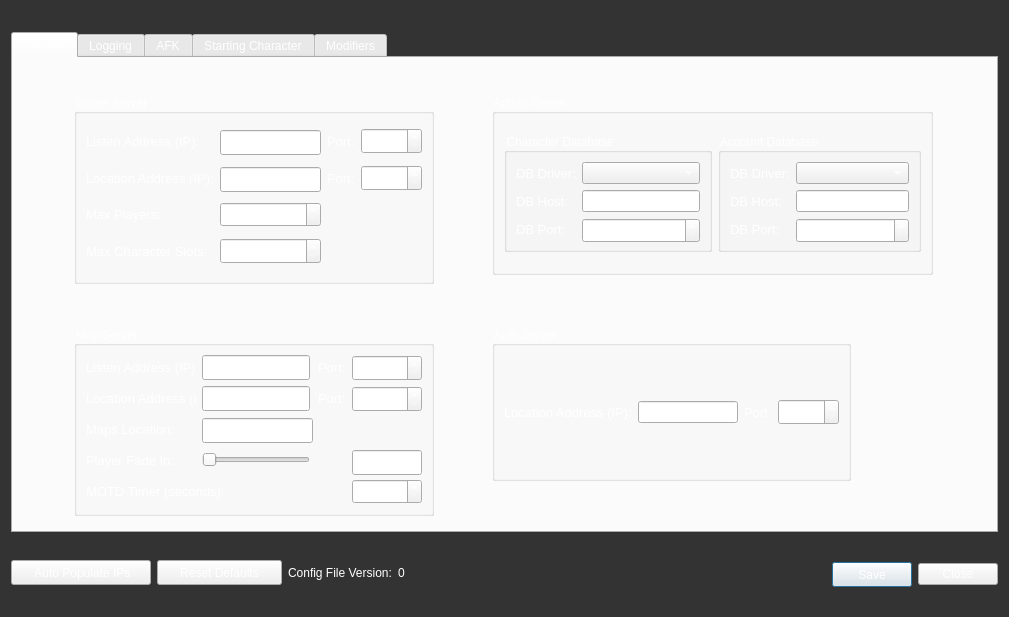
Above: Utilities/SEGSAdmin/SettingsDialog.ui from Segs/Segs before the change. Below: the same form after it.
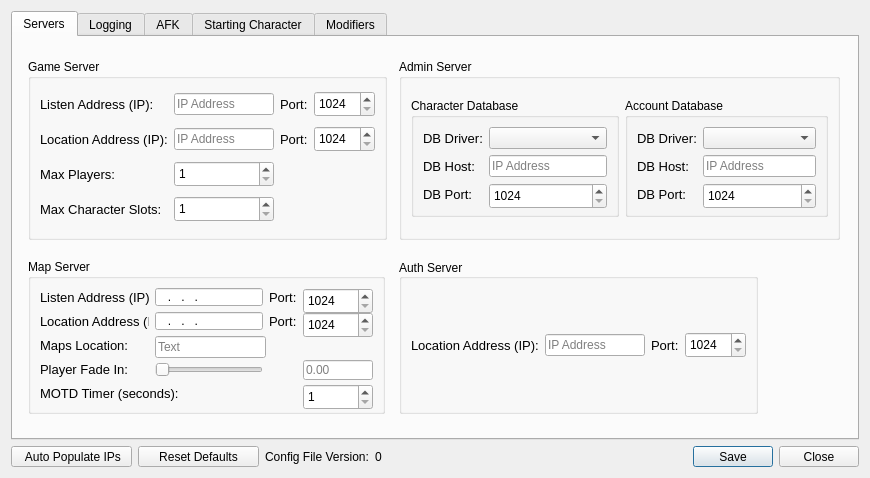
That is the form after the change. The open tabs and pages were chosen to show the change. Icons and pictures are not drawn.

```diff
--- a/Utilities/SEGSAdmin/SettingsDialog.ui
+++ b/Utilities/SEGSAdmin/SettingsDialog.ui
@@ -9,195 +9,20 @@
    <rect>
     <x>0</x>
     <y>0</y>
-    <width>1009</width>
-    <height>617</height>
+    <width>870</width>
+    <height>478</height>
    </rect>
   </property>
-  <property name="palette">
-   <palette>
-    <active>
-     <colorrole role="WindowText">
-      <brush brushstyle="SolidPattern">
-       <color alpha="255">
-        <red>255</red>
-        <green>255</green>
-        <blue>255</blue>
-       </color>
-      </brush>
-     </colorrole>
-     <colorrole role="Text">
-      <brush brushstyle="SolidPattern">
-       <color alpha="255">
-        <red>255</red>
-        <green>255</green>
-        <blue>255</blue>
-       </color>
-      </brush>
-     </colorrole>
-     <colorrole role="ButtonText">
-      <brush brushstyle="SolidPattern">
-       <color alpha="255">
-        <red>255</red>
-        <green>255</green>
-        <blue>255</blue>
-       </color>
-      </brush>
-     </colorrole>
-     <colorrole role="Base">
-      <brush brushstyle="SolidPattern">
-       <color alpha="255">
-        <red>30</red>
-        <green>30</green>
-        <blue>30</blue>
-       </color>
-      </brush>
-     </colorrole>
-     <colorrole role="Window">
-      <brush brushstyle="SolidPattern">
-       <color alpha="255">
-        <red>51</red>
-        <green>51</green>
-        <blue>51</blue>
-       </color>
-      </brush>
-     </colorrole>
-     <colorrole role="PlaceholderText">
-      <brush brushstyle="SolidPattern">
-       <color alpha="255">
-        <red>255</red>
-        <green>255</green>
-        <blue>255</blue>
-       </color>
-      </brush>
-     </colorrole>
-    </active>
-    <inactive>
-     <colorrole role="WindowText">
-      <brush brushstyle="SolidPattern">
-       <color alpha="255">
-        <red>255</red>
-        <green>255</green>
-        <blue>255</blue>
-       </color>
-      </brush>
-     </colorrole>
-     <colorrole role="Text">
-      <brush brushstyle="SolidPattern">
-       <color alpha="255">
-        <red>255</red>
-        <green>255</green>
-        <blue>255</blue>
-       </color>
-      </brush>
-     </colorrole>
-     <colorrole role="ButtonText">
-      <brush brushstyle="SolidPattern">
-       <color alpha="255">
-        <red>255</red>
-        <green>255</green>
-        <blue>255</blue>
-       </color>
-      </brush>
-     </colorrole>
-     <colorrole role="Base">
-      <brush brushstyle="SolidPattern">
-       <color alpha="255">
-        <red>30</red>
-        <green>30</green>
-        <blue>30</blue>
-       </color>
-      </brush>
-     </colorrole>
-     <colorrole role="Window">
-      <brush brushstyle="SolidPattern">
-       <color alpha="255">
-        <red>51</red>
-        <green>51</green>
-        <blue>51</blue>
-       </color>
-      </brush>
-     </colorrole>
-     <colorrole role="PlaceholderText">
-      <brush brushstyle="SolidPattern">
-       <color alpha="255">
-        <red>255</red>
-        <green>255</green>
-        <blue>255</blue>
-       </color>
-      </brush>
-     </colorrole>
-    </inactive>
-    <disabled>
-     <colorrole role="WindowText">
-      <brush brushstyle="SolidPattern">
-       <color alpha="255">
-        <red>255</red>
-        <green>255</green>
-        <blue>255</blue>
-       </color>
-      </brush>
-     </colorrole>
-     <colorrole role="Text">
-      <brush brushstyle="SolidPattern">
-       <color alpha="255">
-        <red>255</red>
-        <green>255</green>
-        <blue>255</blue>
-       </color>
-      </brush>
-     </colorrole>
-     <colorrole role="ButtonText">
-      <brush brushstyle="SolidPattern">
-       <color alpha="255">
-        <red>255</red>
-        <green>255</green>
-        <blue>255</blue>
-       </color>
-      </brush>
-     </colorrole>
-     <colorrole role="Base">
-      <brush brushstyle="SolidPattern">
-       <color alpha="255">
-        <red>51</red>
-        <green>51</green>
-        <blue>51</blue>
-       </color>
-      </brush>
-     </colorrole>
-     <colorrole role="Window">
-      <brush brushstyle="SolidPattern">
-       <color alpha="255">
-        <red>51</red>
-        <green>51</green>
-        <blue>51</blue>
-       </color>
-      </brush>
-     </colorrole>
-     <colorrole role="PlaceholderText">
-      <brush brushstyle="SolidPattern">
-       <color alpha="255">
-        <red>255</red>
-        <green>255</green>
-        <blue>255</blue>
-       </color>
-      </brush>
-     </colorrole>
-    </disabled>
-   </palette>
-  </property>
   <property name="windowTitle">
    <string>Settings</string>
   </property>
-  <property name="styleSheet">
-   <string notr="true">color: rgb(255, 255, 255);</string>
-  </property>
   <layout class="QGridLayout" name="gridLayout_10">
    <item row="1" column="5">
     <widget class="QPushButton" name="settings_save_button">
      <property name="minimumSize">
       <size>
        <width>80</width>
-       <height>25</height>
+       <height>21</height>
       </size>
      </property>
      <property name="maximumSize">
@@ -215,7 +40,7 @@
     <widget class="QPushButton" name="reset_defaults">
      <property name="minimumSize">
       <size>
-       <width>125</width>
+       <width>121</width>
        <height>21</height>
       </size>
      </property>
@@ -240,7 +65,7 @@
      </property>
      <property name="sizeHint" stdset="0">
       <size>
-       <width>395</width>
+       <width>423</width>
        <height>20</height>
       </size>
      </property>
@@ -250,7 +75,7 @@
     <widget class="QPushButton" name="ip_auto_populate">
      <property name="minimumSize">
       <size>
-       <width>140</width>
+       <width>121</width>
        <height>21</height>
       </size>
      </property>
@@ -313,8 +138,8 @@
          </property>
          <property name="minimumSize">
           <size>
-           <width>360</width>
-           <height>190</height>
+           <width>357</width>
+           <height>141</height>
           </size>
          </property>
          <property name="maximumSize">
@@ -341,12 +166,6 @@
           </item>
           <item row="0" column="1">
            <widget class="QLineEdit" name="map_listen_ip">
-            <property name="minimumSize">
-             <size>
-              <width>50</width>
-              <height>25</height>
-             </size>
-            </property>
             <property name="maximumSize">
              <size>
               <width>108</width>
@@ -385,7 +204,7 @@
             <property name="minimumSize">
              <size>
               <width>111</width>
-              <height>25</height>
+              <height>22</height>
              </size>
             </property>
             <property name="maximumSize">
@@ -419,7 +238,7 @@
             <property name="minimumSize">
              <size>
               <width>0</width>
-              <height>25</height>
+              <height>26</height>
              </size>
             </property>
             <property name="styleSheet">
@@ -462,7 +281,7 @@
             <property name="minimumSize">
              <size>
               <width>70</width>
-              <height>25</height>
+              <height>20</height>
              </size>
             </property>
             <property name="maximumSize">
@@ -524,12 +343,6 @@
           </item>
           <item row="1" column="1">
            <widget class="QLineEdit" name="map_location_ip">
-            <property name="minimumSize">
-             <size>
-              <width>50</width>
-              <height>25</height>
-             </size>
-            </property>
             <property name="maximumSize">
              <size>
               <width>108</width>
@@ -612,8 +425,8 @@
          </property>
          <property name="minimumSize">
           <size>
-           <width>360</width>
-           <height>190</height>
+           <width>359</width>
+           <height>181</height>
           </size>
          </property>
          <property name="maximumSize">
@@ -634,12 +447,6 @@
               <verstretch>0</verstretch>
              </sizepolicy>
             </property>
-            <property name="minimumSize">
-             <size>
-              <width>50</width>
-              <height>25</height>
-             </size>
-            </property>
             <property name="maximumSize">
              <size>
               <width>160</width>
@@ -785,7 +592,7 @@
             <property name="minimumSize">
              <size>
               <width>50</width>
-              <height>25</height>
+              <height>22</height>
              </size>
             </property>
             <property name="maximumSize">
@@ -822,7 +629,7 @@
             <property name="minimumSize">
              <size>
               <width>0</width>
-              <height>25</height>
+              <height>26</height>
              </size>
             </property>
             <property name="styleSheet">
@@ -914,7 +721,7 @@
                <property name="minimumSize">
                 <size>
                  <width>0</width>
-                 <height>25</height>
+                 <height>26</height>
                 </size>
                </property>
                <property name="styleSheet">
@@ -1036,7 +843,7 @@
                <property name="minimumSize">
                 <size>
                  <width>0</width>
-                 <height>25</height>
+                 <height>26</height>
                 </size>
                </property>
                <property name="styleSheet">
@@ -1942,7 +1749,7 @@
      <property name="minimumSize">
       <size>
        <width>80</width>
-       <height>25</height>
+       <height>21</height>
       </size>
      </property>
      <property name="maximumSize">
```
Left out of the diff: 2 changed lines with no effect on the pictures.
